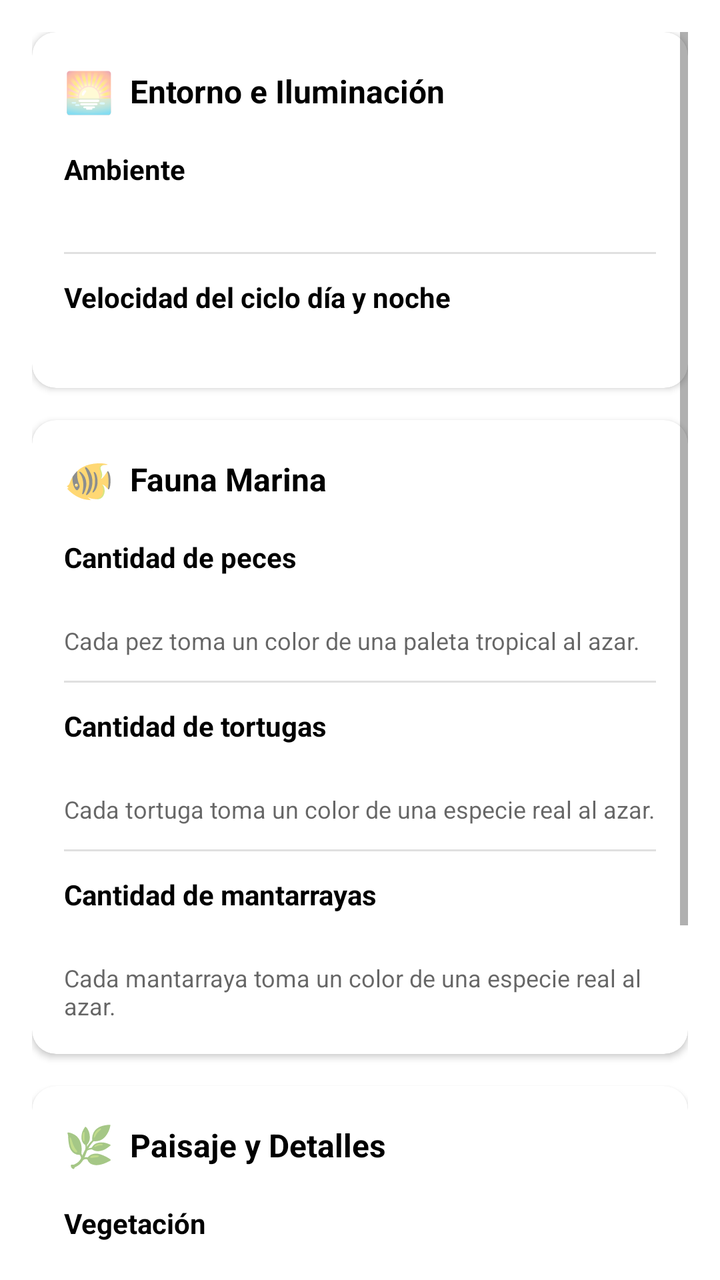
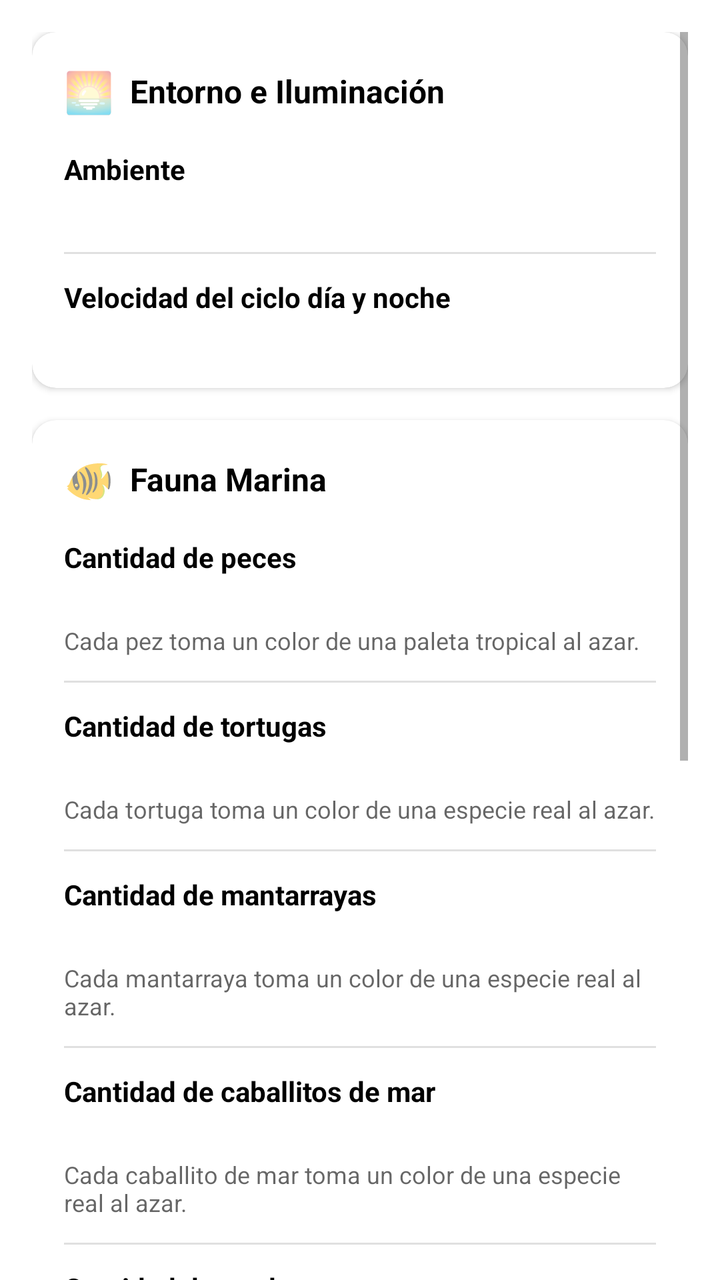

Before-and-after screenshots of an Android layout around one commit, followed by the original layout XML and the change that was made.
<!-- AndroidManifest.xml: application theme Theme.AcuarioWallpaper -->
<!-- res/layout/fragment_acuario_settings.xml -->
<?xml version="1.0" encoding="utf-8"?>
<ScrollView xmlns:android="http://schemas.android.com/apk/res/android"
    xmlns:app="http://schemas.android.com/apk/res-auto"
    android:layout_width="match_parent"
    android:layout_height="match_parent"
    android:padding="16dp"
    android:clipToPadding="false"
    android:background="?attr/colorSurface">

    <LinearLayout
        android:layout_width="match_parent"
        android:layout_height="wrap_content"
        android:orientation="vertical">

        
        <com.google.android.material.card.MaterialCardView
            android:layout_width="match_parent"
            android:layout_height="wrap_content"
            android:layout_marginBottom="16dp"
            app:cardCornerRadius="12dp"
            app:cardElevation="2dp"
            app:cardBackgroundColor="?attr/colorSurface">

            <LinearLayout
                android:layout_width="match_parent"
                android:layout_height="wrap_content"
                android:orientation="vertical"
                android:padding="16dp">

                <LinearLayout
                    android:layout_width="match_parent"
                    android:layout_height="wrap_content"
                    android:orientation="horizontal"
                    android:gravity="center_vertical"
                    android:layout_marginBottom="16dp">

                    <TextView
                        android:layout_width="wrap_content"
                        android:layout_height="wrap_content"
                        android:text="🌅"
                        android:textSize="20sp"
                        android:layout_marginEnd="8dp" />

                    <TextView
                        android:layout_width="wrap_content"
                        android:layout_height="wrap_content"
                        android:text="Entorno e Iluminación"
                        android:textColor="?attr/colorOnSurface"
                        android:textSize="16sp"
                        android:textStyle="bold" />
                </LinearLayout>

                
                <TextView
                    android:layout_width="match_parent"
                    android:layout_height="wrap_content"
                    android:text="@string/settings_section_environment"
                    android:textColor="?attr/colorOnSurface"
                    android:textSize="14sp"
                    android:textStyle="bold"
                    android:layout_marginBottom="8dp" />

                <HorizontalScrollView
                    android:layout_width="match_parent"
                    android:layout_height="wrap_content"
                    android:scrollbars="none"
                    android:requiresFadingEdge="horizontal"
                    android:fadingEdgeLength="24dp">

                    <LinearLayout
                        android:id="@+id/containerAcuarioTheme"
                        android:layout_width="wrap_content"
                        android:layout_height="wrap_content"
                        android:orientation="horizontal"
                        android:paddingBottom="8dp"
                        android:paddingTop="4dp" />
                </HorizontalScrollView>

                
                <LinearLayout
                    android:id="@+id/layoutCustomColors"
                    android:layout_width="match_parent"
                    android:layout_height="wrap_content"
                    android:orientation="vertical"
                    android:visibility="gone">

                    
                    <View
                        android:layout_width="match_parent"
                        android:layout_height="1dp"
                        android:background="#1F000000"
                        android:layout_marginTop="12dp"
                        android:layout_marginBottom="12dp" />

                    
                    <TextView
                        android:layout_width="match_parent"
                        android:layout_height="wrap_content"
                        android:text="Color Superior (Superficie)"
                        android:textColor="?attr/colorOnSurface"
                        android:textSize="14sp"
                        android:textStyle="bold"
                        android:layout_marginBottom="8dp" />

                    <HorizontalScrollView
                        android:layout_width="match_parent"
                        android:layout_height="wrap_content"
                        android:scrollbars="none"
                        android:requiresFadingEdge="horizontal"
                        android:fadingEdgeLength="24dp">

                        <LinearLayout
                            android:id="@+id/containerCustomShallowColor"
                            android:layout_width="wrap_content"
                            android:layout_height="wrap_content"
                            android:orientation="horizontal"
                            android:paddingBottom="8dp"
                            android:paddingTop="4dp" />
                    </HorizontalScrollView>

                    
                    <TextView
                        android:layout_width="match_parent"
                        android:layout_height="wrap_content"
                        android:text="Color Inferior (Fondo)"
                        android:textColor="?attr/colorOnSurface"
                        android:textSize="14sp"
                        android:textStyle="bold"
                        android:layout_marginTop="12dp"
                        android:layout_marginBottom="8dp" />

                    <HorizontalScrollView
                        android:layout_width="match_parent"
                        android:layout_height="wrap_content"
                        android:scrollbars="none"
                        android:requiresFadingEdge="horizontal"
                        android:fadingEdgeLength="24dp">

                        <LinearLayout
                            android:id="@+id/containerCustomDeepColor"
                            android:layout_width="wrap_content"
                            android:layout_height="wrap_content"
                            android:orientation="horizontal"
                            android:paddingBottom="8dp"
                            android:paddingTop="4dp" />
                    </HorizontalScrollView>
                </LinearLayout>

                
                <View
                    android:layout_width="match_parent"
                    android:layout_height="1dp"
                    android:background="#1F000000"
                    android:layout_marginTop="12dp"
                    android:layout_marginBottom="12dp" />

                
                <TextView
                    android:layout_width="match_parent"
                    android:layout_height="wrap_content"
                    android:text="@string/settings_section_day_night_cycle"
                    android:textColor="?attr/colorOnSurface"
                    android:textSize="14sp"
                    android:textStyle="bold"
                    android:layout_marginBottom="8dp" />

                <HorizontalScrollView
                    android:layout_width="match_parent"
                    android:layout_height="wrap_content"
                    android:scrollbars="none"
                    android:requiresFadingEdge="horizontal"
                    android:fadingEdgeLength="24dp">

                    <LinearLayout
                        android:id="@+id/containerDayNightCycle"
                        android:layout_width="wrap_content"
                        android:layout_height="wrap_content"
                        android:orientation="horizontal"
                        android:paddingBottom="8dp"
                        android:paddingTop="4dp" />
                </HorizontalScrollView>

            </LinearLayout>
        </com.google.android.material.card.MaterialCardView>

        
        <com.google.android.material.card.MaterialCardView
            android:layout_width="match_parent"
            android:layout_height="wrap_content"
            android:layout_marginBottom="16dp"
            app:cardCornerRadius="12dp"
            app:cardElevation="2dp"
            app:cardBackgroundColor="?attr/colorSurface">

            <LinearLayout
                android:layout_width="match_parent"
                android:layout_height="wrap_content"
                android:orientation="vertical"
                android:padding="16dp">

                <LinearLayout
                    android:layout_width="match_parent"
                    android:layout_height="wrap_content"
                    android:orientation="horizontal"
                    android:gravity="center_vertical"
                    android:layout_marginBottom="16dp">

                    <TextView
                        android:layout_width="wrap_content"
                        android:layout_height="wrap_content"
                        android:text="🐠"
                        android:textSize="20sp"
                        android:layout_marginEnd="8dp" />

                    <TextView
                        android:layout_width="wrap_content"
                        android:layout_height="wrap_content"
                        android:text="Fauna Marina"
                        android:textColor="?attr/colorOnSurface"
                        android:textSize="16sp"
                        android:textStyle="bold" />
                </LinearLayout>

                
                <TextView
                    android:layout_width="match_parent"
                    android:layout_height="wrap_content"
                    android:text="@string/settings_section_fish_count"
                    android:textColor="?attr/colorOnSurface"
                    android:textSize="14sp"
                    android:textStyle="bold"
                    android:layout_marginBottom="8dp" />

                <HorizontalScrollView
                    android:layout_width="match_parent"
                    android:layout_height="wrap_content"
                    android:scrollbars="none"
                    android:requiresFadingEdge="horizontal"
                    android:fadingEdgeLength="24dp">

                    <LinearLayout
                        android:id="@+id/containerFishCount"
                        android:layout_width="wrap_content"
                        android:layout_height="wrap_content"
                        android:orientation="horizontal"
                        android:paddingBottom="8dp"
                        android:paddingTop="4dp" />
                </HorizontalScrollView>

                <TextView
                    android:layout_width="match_parent"
                    android:layout_height="wrap_content"
                    android:text="@string/settings_fish_color_note"
                    android:textColor="?android:attr/textColorSecondary"
                    android:textSize="12sp"
                    android:layout_marginTop="4dp"
                    android:layout_marginBottom="12dp" />

                
                <View
                    android:layout_width="match_parent"
                    android:layout_height="1dp"
                    android:background="#1F000000"
                    android:layout_marginBottom="12dp" />

                
                <TextView
                    android:layout_width="match_parent"
                    android:layout_height="wrap_content"
                    android:text="@string/settings_section_turtle_count"
                    android:textColor="?attr/colorOnSurface"
                    android:textSize="14sp"
                    android:textStyle="bold"
                    android:layout_marginBottom="8dp" />

                <HorizontalScrollView
                    android:layout_width="match_parent"
                    android:layout_height="wrap_content"
                    android:scrollbars="none"
                    android:requiresFadingEdge="horizontal"
                    android:fadingEdgeLength="24dp">

                    <LinearLayout
                        android:id="@+id/containerTurtleCount"
                        android:layout_width="wrap_content"
                        android:layout_height="wrap_content"
                        android:orientation="horizontal"
                        android:paddingBottom="8dp"
                        android:paddingTop="4dp" />
                </HorizontalScrollView>

                <TextView
                    android:layout_width="match_parent"
                    android:layout_height="wrap_content"
                    android:text="@string/settings_turtle_color_note"
                    android:textColor="?android:attr/textColorSecondary"
                    android:textSize="12sp"
                    android:layout_marginTop="4dp"
                    android:layout_marginBottom="12dp" />

                
                <View
                    android:layout_width="match_parent"
                    android:layout_height="1dp"
                    android:background="#1F000000"
                    android:layout_marginBottom="12dp" />

                
                <TextView
                    android:layout_width="match_parent"
                    android:layout_height="wrap_content"
                    android:text="@string/settings_section_manta_count"
                    android:textColor="?attr/colorOnSurface"
                    android:textSize="14sp"
                    android:textStyle="bold"
                    android:layout_marginBottom="8dp" />

                <HorizontalScrollView
                    android:layout_width="match_parent"
                    android:layout_height="wrap_content"
                    android:scrollbars="none"
                    android:requiresFadingEdge="horizontal"
                    android:fadingEdgeLength="24dp">

                    <LinearLayout
                        android:id="@+id/containerMantaCount"
                        android:layout_width="wrap_content"
                        android:layout_height="wrap_content"
                        android:orientation="horizontal"
                        android:paddingBottom="8dp"
                        android:paddingTop="4dp" />
                </HorizontalScrollView>

                <TextView
                    android:layout_width="match_parent"
                    android:layout_height="wrap_content"
                    android:text="@string/settings_manta_color_note"
                    android:textColor="?android:attr/textColorSecondary"
                    android:textSize="12sp"
                    android:layout_marginTop="4dp" />

            </LinearLayout>
        </com.google.android.material.card.MaterialCardView>

        
        <com.google.android.material.card.MaterialCardView
            android:layout_width="match_parent"
            android:layout_height="wrap_content"
            android:layout_marginBottom="16dp"
            app:cardCornerRadius="12dp"
            app:cardElevation="2dp"
            app:cardBackgroundColor="?attr/colorSurface">

            <LinearLayout
                android:layout_width="match_parent"
                android:layout_height="wrap_content"
                android:orientation="vertical"
                android:padding="16dp">

                <LinearLayout
                    android:layout_width="match_parent"
                    android:layout_height="wrap_content"
                    android:orientation="horizontal"
                    android:gravity="center_vertical"
                    android:layout_marginBottom="16dp">

                    <TextView
                        android:layout_width="wrap_content"
                        android:layout_height="wrap_content"
                        android:text="🌿"
                        android:textSize="20sp"
                        android:layout_marginEnd="8dp" />

                    <TextView
                        android:layout_width="wrap_content"
                        android:layout_height="wrap_content"
                        android:text="Paisaje y Detalles"
                        android:textColor="?attr/colorOnSurface"
                        android:textSize="16sp"
                        android:textStyle="bold" />
                </LinearLayout>

                
                <TextView
                    android:layout_width="match_parent"
                    android:layout_height="wrap_content"
                    android:text="@string/settings_section_plant_density"
                    android:textColor="?attr/colorOnSurface"
                    android:textSize="14sp"
                    android:textStyle="bold"
                    android:layout_marginBottom="8dp" />

                <HorizontalScrollView
                    android:layout_width="match_parent"
                    android:layout_height="wrap_content"
                    android:scrollbars="none"
                    android:requiresFadingEdge="horizontal"
                    android:fadingEdgeLength="24dp">

                    <LinearLayout
                        android:id="@+id/containerPlantDensity"
                        android:layout_width="wrap_content"
                        android:layout_height="wrap_content"
                        android:orientation="horizontal"
                        android:paddingBottom="8dp"
                        android:paddingTop="4dp" />
                </HorizontalScrollView>

                <TextView
                    android:layout_width="match_parent"
                    android:layout_height="wrap_content"
                    android:text="@string/settings_plant_color_note"
                    android:textColor="?android:attr/textColorSecondary"
                    android:textSize="12sp"
                    android:layout_marginTop="4dp"
                    android:layout_marginBottom="12dp" />

                
                <View
                    android:layout_width="match_parent"
                    android:layout_height="1dp"
                    android:background="#1F000000"
                    android:layout_marginBottom="12dp" />

                
                <TextView
                    android:layout_width="match_parent"
                    android:layout_height="wrap_content"
                    android:text="@string/settings_section_bubble_count"
                    android:textColor="?attr/colorOnSurface"
                    android:textSize="14sp"
                    android:textStyle="bold"
                    android:layout_marginBottom="8dp" />

                <HorizontalScrollView
                    android:layout_width="match_parent"
                    android:layout_height="wrap_content"
                    android:scrollbars="none"
                    android:requiresFadingEdge="horizontal"
                    android:fadingEdgeLength="24dp">

                    <LinearLayout
                        android:id="@+id/containerBubbleCount"
                        android:layout_width="wrap_content"
                        android:layout_height="wrap_content"
                        android:orientation="horizontal"
                        android:paddingBottom="8dp"
                        android:paddingTop="4dp" />
                </HorizontalScrollView>

                
                <View
                    android:layout_width="match_parent"
                    android:layout_height="1dp"
                    android:background="#1F000000"
                    android:layout_marginTop="12dp"
                    android:layout_marginBottom="12dp" />

                
                <TextView
                    android:layout_width="match_parent"
                    android:layout_height="wrap_content"
                    android:text="@string/settings_section_submarine_color"
                    android:textColor="?attr/colorOnSurface"
                    android:textSize="14sp"
                    android:textStyle="bold"
                    android:layout_marginBottom="8dp" />

                <HorizontalScrollView
                    android:layout_width="match_parent"
                    android:layout_height="wrap_content"
                    android:scrollbars="none"
                    android:requiresFadingEdge="horizontal"
                    android:fadingEdgeLength="24dp">

                    <LinearLayout
                        android:id="@+id/containerSubmarineColor"
                        android:layout_width="wrap_content"
                        android:layout_height="wrap_content"
                        android:orientation="horizontal"
                        android:paddingBottom="8dp"
                        android:paddingTop="4dp" />
                </HorizontalScrollView>

            </LinearLayout>
        </com.google.android.material.card.MaterialCardView>

        
        <TextView
            android:layout_width="match_parent"
            android:layout_height="wrap_content"
            android:text="@string/settings_placeholder"
            android:textColor="?android:attr/textColorSecondary"
            android:textSize="13sp"
            android:gravity="center_horizontal"
            android:layout_marginTop="16dp"
            android:layout_marginBottom="16dp" />

    </LinearLayout>
</ScrollView>
<!-- resources referenced by this layout -->
<resources>
  <string name="settings_fish_color_note">Cada pez toma un color de una paleta tropical al azar.</string>
  <string name="settings_manta_color_note">Cada mantarraya toma un color de una especie real al azar.</string>
  <string name="settings_placeholder">Más ajustes (peces, fondo…) próximamente.</string>
  <string name="settings_plant_color_note">Cada planta toma un color de una especie real al azar.</string>
  <string name="settings_section_bubble_count">Cantidad de burbujas</string>
  <string name="settings_section_day_night_cycle">Velocidad del ciclo día y noche</string>
  <string name="settings_section_environment">Ambiente</string>
  <string name="settings_section_fish_count">Cantidad de peces</string>
  <string name="settings_section_manta_count">Cantidad de mantarrayas</string>
  <string name="settings_section_plant_density">Vegetación</string>
  <string name="settings_section_submarine_color">Color del submarino</string>
  <string name="settings_section_turtle_count">Cantidad de tortugas</string>
  <string name="settings_turtle_color_note">Cada tortuga toma un color de una especie real al azar.</string>
  <style name="Theme.AcuarioWallpaper" parent="Theme.MaterialComponents.DayNight.DarkActionBar">
          
          <item name="colorPrimary">@color/purple_500</item>
          <item name="colorPrimaryVariant">@color/purple_700</item>
          <item name="colorOnPrimary">@color/white</item>
          
          <item name="colorSecondary">@color/teal_200</item>
          <item name="colorSecondaryVariant">@color/teal_700</item>
          <item name="colorOnSecondary">@color/black</item>
          
          <item name="android:statusBarColor">?attr/colorPrimaryVariant</item>
          
      </style>
  <color name="purple_500">#FF6200EE</color>
  <color name="purple_700">#FF3700B3</color>
  <color name="white">#FFFFFFFF</color>
  <color name="teal_200">#FF03DAC5</color>
  <color name="teal_700">#FF018786</color>
  <color name="black">#FF000000</color>
</resources>

<!-- the commit's change to res/layout/fragment_acuario_settings.xml (unified diff, before → after) -->
@@ -335,6 +335,90 @@
                     android:layout_width="match_parent"
                     android:layout_height="wrap_content"
                     android:text="@string/settings_manta_color_note"
+                    android:textColor="?android:attr/textColorSecondary"
+                    android:textSize="12sp"
+                    android:layout_marginTop="4dp"
+                    android:layout_marginBottom="12dp" />
+
+                
+                <View
+                    android:layout_width="match_parent"
+                    android:layout_height="1dp"
+                    android:background="#1F000000"
+                    android:layout_marginBottom="12dp" />
+
+                
+                <TextView
+                    android:layout_width="match_parent"
+                    android:layout_height="wrap_content"
+                    android:text="@string/settings_section_seahorse_count"
+                    android:textColor="?attr/colorOnSurface"
+                    android:textSize="14sp"
+                    android:textStyle="bold"
+                    android:layout_marginBottom="8dp" />
+
+                <HorizontalScrollView
+                    android:layout_width="match_parent"
+                    android:layout_height="wrap_content"
+                    android:scrollbars="none"
+                    android:requiresFadingEdge="horizontal"
+                    android:fadingEdgeLength="24dp">
+
+                    <LinearLayout
+                        android:id="@+id/containerSeahorseCount"
+                        android:layout_width="wrap_content"
+                        android:layout_height="wrap_content"
+                        android:orientation="horizontal"
+                        android:paddingBottom="8dp"
+                        android:paddingTop="4dp" />
+                </HorizontalScrollView>
+
+                <TextView
+                    android:layout_width="match_parent"
+                    android:layout_height="wrap_content"
+                    android:text="@string/settings_seahorse_color_note"
+                    android:textColor="?android:attr/textColorSecondary"
+                    android:textSize="12sp"
+                    android:layout_marginTop="4dp"
+                    android:layout_marginBottom="12dp" />
+
+                
+                <View
+                    android:layout_width="match_parent"
+                    android:layout_height="1dp"
+                    android:background="#1F000000"
+                    android:layout_marginBottom="12dp" />
+
+                
+                <TextView
+                    android:layout_width="match_parent"
+                    android:layout_height="wrap_content"
+                    android:text="@string/settings_section_jellyfish_count"
+                    android:textColor="?attr/colorOnSurface"
+                    android:textSize="14sp"
+                    android:textStyle="bold"
+                    android:layout_marginBottom="8dp" />
+
+                <HorizontalScrollView
+                    android:layout_width="match_parent"
+                    android:layout_height="wrap_content"
+                    android:scrollbars="none"
+                    android:requiresFadingEdge="horizontal"
+                    android:fadingEdgeLength="24dp">
+
+                    <LinearLayout
+                        android:id="@+id/containerJellyfishCount"
+                        android:layout_width="wrap_content"
+                        android:layout_height="wrap_content"
+                        android:orientation="horizontal"
+                        android:paddingBottom="8dp"
+                        android:paddingTop="4dp" />
+                </HorizontalScrollView>
+
+                <TextView
+                    android:layout_width="match_parent"
+                    android:layout_height="wrap_content"
+                    android:text="@string/settings_jellyfish_color_note"
                     android:textColor="?android:attr/textColorSecondary"
                     android:textSize="12sp"
                     android:layout_marginTop="4dp" />
<!-- resource entries referenced after the edit -->
@@ -1,15 +1,19 @@
 <!-- resources referenced by this layout -->
 <resources>
   <string name="settings_fish_color_note">Cada pez toma un color de una paleta tropical al azar.</string>
+  <string name="settings_jellyfish_color_note">Cada medusa toma un color de una especie real al azar.</string>
   <string name="settings_manta_color_note">Cada mantarraya toma un color de una especie real al azar.</string>
   <string name="settings_placeholder">Más ajustes (peces, fondo…) próximamente.</string>
   <string name="settings_plant_color_note">Cada planta toma un color de una especie real al azar.</string>
+  <string name="settings_seahorse_color_note">Cada caballito de mar toma un color de una especie real al azar.</string>
   <string name="settings_section_bubble_count">Cantidad de burbujas</string>
   <string name="settings_section_day_night_cycle">Velocidad del ciclo día y noche</string>
   <string name="settings_section_environment">Ambiente</string>
   <string name="settings_section_fish_count">Cantidad de peces</string>
+  <string name="settings_section_jellyfish_count">Cantidad de medusas</string>
   <string name="settings_section_manta_count">Cantidad de mantarrayas</string>
   <string name="settings_section_plant_density">Vegetación</string>
+  <string name="settings_section_seahorse_count">Cantidad de caballitos de mar</string>
   <string name="settings_section_submarine_color">Color del submarino</string>
   <string name="settings_section_turtle_count">Cantidad de tortugas</string>
   <string name="settings_turtle_color_note">Cada tortuga toma un color de una especie real al azar.</string>
